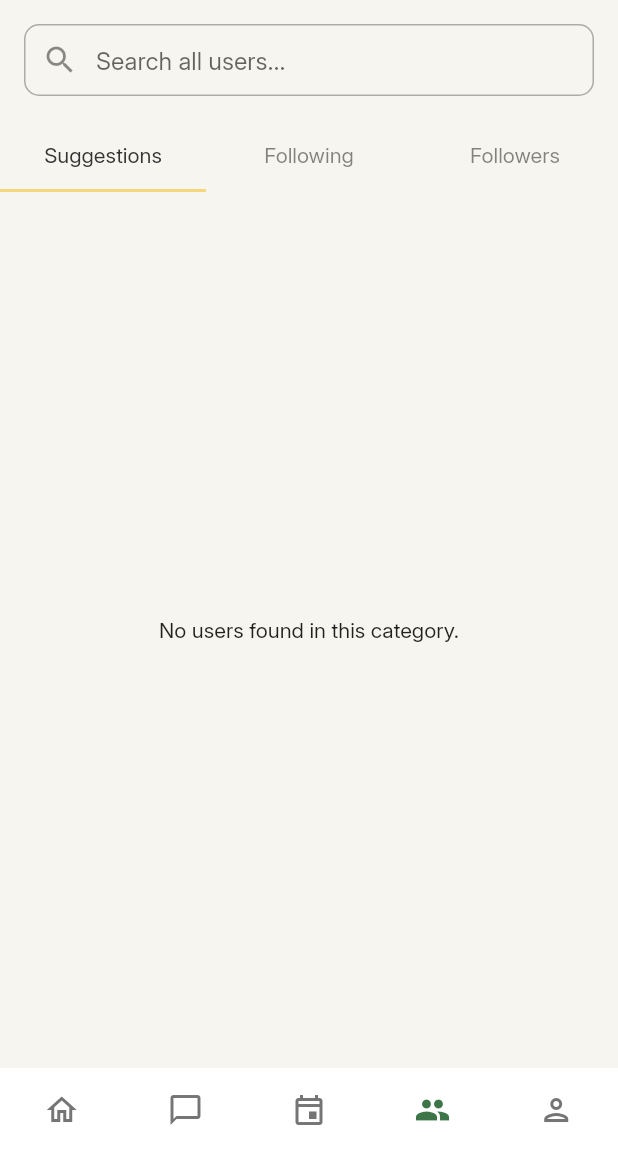
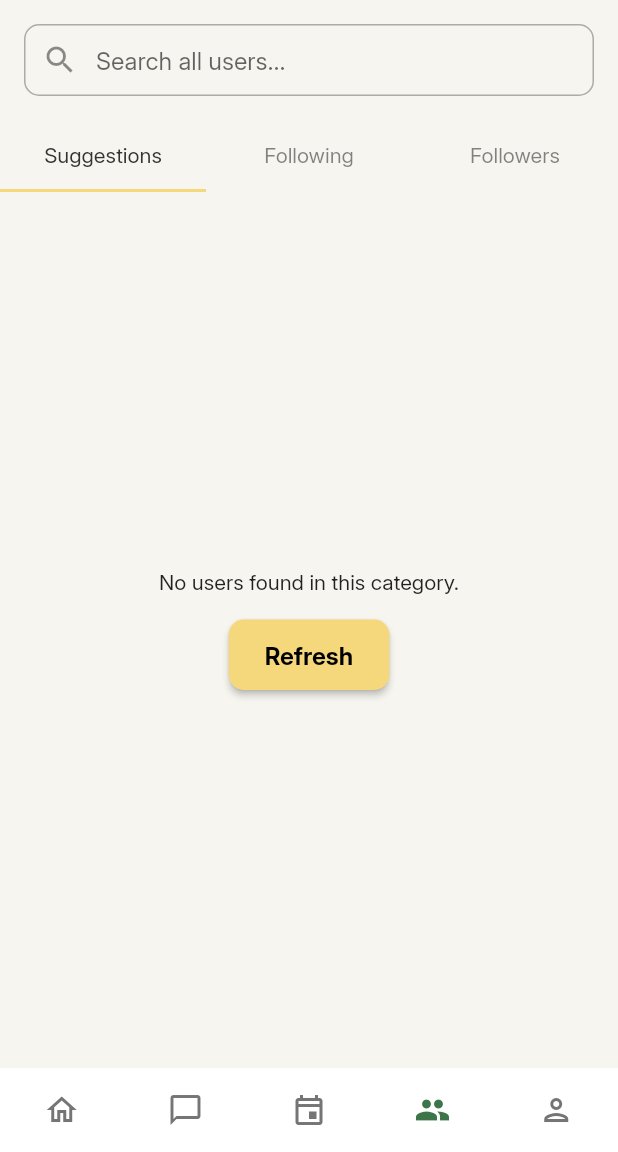
Before and after one commit to bahmuhammad24-developer/fouta_app, a Flutter app: the screen it shows once a user with an empty profile is signed in, item 4 of the bottom bar chosen, on a phone screen of 412 x 824 dp, the part 84-1236 px from its top. Run offline on Flutter 3.47's test engine with Material 3 defaults, Android fonts, the phone set to English and light mode, and no system bars; drawn by our look-alikes of badges; our stand-ins replace cached_network_image, camera, cloud_firestore, connectivity_plus, firebase_auth, firebase_core and 3 more; missing offline and left inert: media_kit, media_kit_video, record; accounts and stored records are empty.

Commit message:
Add onboarding call-to-action for empty states

```diff
--- a/lib/screens/home_screen.dart
+++ b/lib/screens/home_screen.dart
@@ -1208,13 +1208,39 @@ class _PeopleTabState extends State<PeopleTab> {
                   return (data['displayName'] ?? '').toLowerCase().contains(searchQuery.toLowerCase());
                 }).toList();
               }
-              if (docs.isEmpty) return Center(child: Text('No users found in this category.'));
+              if (docs.isEmpty) {
+                return Center(
+                  child: Column(
+                    mainAxisAlignment: MainAxisAlignment.center,
+                    children: [
+                      const Text('No users found in this category.'),
+                      const SizedBox(height: 16),
+                      FoutaButton(
+                        label: 'Refresh',
+                        onPressed: () => setState(() {}),
+                      ),
+                    ],
+                  ),
+                );
+              }
               return _buildUserListView(docs, myFollowing, context, currentUser);
             },
           );
         } else {
           if (targetIds.isEmpty) {
-            return Center(child: Text('No users found in this category.'));
+            return Center(
+              child: Column(
+                mainAxisAlignment: MainAxisAlignment.center,
+                children: [
+                  const Text('No users found in this category.'),
+                  const SizedBox(height: 16),
+                  FoutaButton(
+                    label: 'Refresh',
+                    onPressed: () => setState(() {}),
+                  ),
+                ],
+              ),
+            );
           }
           // Firestore whereIn supports up to 10 elements; chunk if necessary
           final List<Future<QuerySnapshot>> futures = [];
@@ -1234,7 +1260,21 @@ class _PeopleTabState extends State<PeopleTab> {
                   return (data['displayName'] ?? '').toLowerCase().contains(searchQuery.toLowerCase());
                 }).toList();
               }
-              if (docs.isEmpty) return Center(child: Text('No users found in this category.'));
+              if (docs.isEmpty) {
+                return Center(
+                  child: Column(
+                    mainAxisAlignment: MainAxisAlignment.center,
+                    children: [
+                      const Text('No users found in this category.'),
+                      const SizedBox(height: 16),
+                      FoutaButton(
+                        label: 'Refresh',
+                        onPressed: () => setState(() {}),
+                      ),
+                    ],
+                  ),
+                );
+              }
               return _buildUserListView(docs, myFollowing, context, currentUser);
             },
           );
```
Also changed, not shown: lib/screens/event_details_screen.dart (+43 -12 lines).
